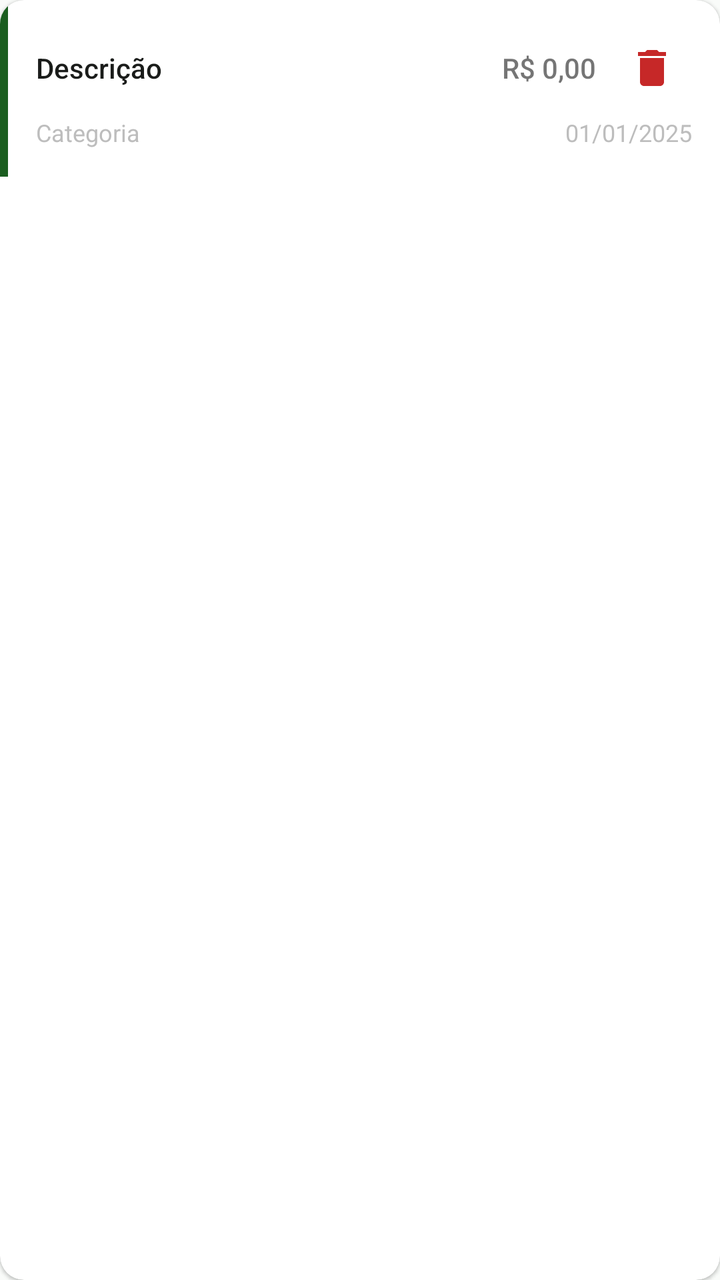
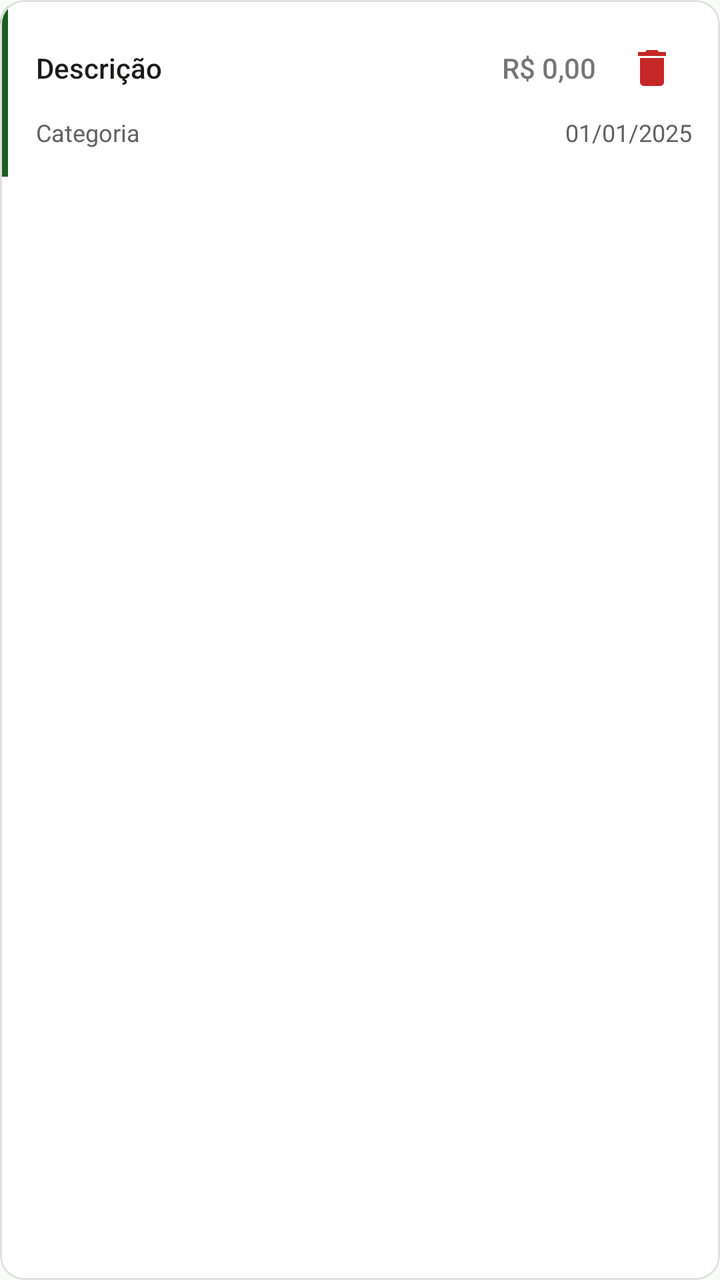

Before-and-after screenshots of an Android layout around one commit, followed by the original layout XML and the change that was made.
<!-- AndroidManifest.xml: application theme Theme.Financeiro -->
<!-- res/layout/item_transacao.xml -->
<?xml version="1.0" encoding="utf-8"?>
<com.google.android.material.card.MaterialCardView
    xmlns:android="http://schemas.android.com/apk/res/android"
    xmlns:app="http://schemas.android.com/apk/res-auto"
    android:layout_width="match_parent"
    android:layout_height="wrap_content"
    android:layout_marginStart="16dp"
    android:layout_marginEnd="16dp"
    android:layout_marginBottom="8dp"
    android:clickable="true"
    android:focusable="true"
    android:foreground="?attr/selectableItemBackground"
    app:cardCornerRadius="12dp"
    app:cardElevation="1dp"
    app:cardBackgroundColor="@color/surface">

    <LinearLayout
        android:layout_width="match_parent"
        android:layout_height="wrap_content"
        android:orientation="horizontal">

        
        <View
            android:id="@+id/view_indicador"
            android:layout_width="4dp"
            android:layout_height="match_parent"
            android:background="@color/primary" />

        
        <LinearLayout
            android:layout_width="0dp"
            android:layout_weight="1"
            android:layout_height="wrap_content"
            android:orientation="vertical"
            android:padding="14dp">

            
            <LinearLayout
                android:layout_width="match_parent"
                android:layout_height="wrap_content"
                android:orientation="horizontal"
                android:gravity="center_vertical"
                android:layout_marginBottom="4dp">

                <TextView
                    android:id="@+id/tv_descricao"
                    android:layout_width="0dp"
                    android:layout_weight="1"
                    android:layout_height="wrap_content"
                    android:text="Descrição"
                    android:textSize="14sp"
                    android:textColor="@color/on_surface"
                    android:fontFamily="sans-serif-medium"
                    android:maxLines="1"
                    android:ellipsize="end" />

                <TextView
                    android:id="@+id/tv_valor"
                    android:layout_width="0dp"
                    android:layout_weight="1"
                    android:layout_height="wrap_content"
                    android:text="R$ 0,00"
                    android:textSize="14sp"
                    android:fontFamily="sans-serif-medium"
                    android:layout_marginStart="8dp"
                    android:gravity="end"
                    android:maxLines="1" />

                <ImageButton
                    android:id="@+id/btn_deletar"
                    android:layout_width="40dp"
                    android:layout_height="40dp"
                    android:layout_marginStart="8dp"
                    android:background="?attr/selectableItemBackgroundBorderless"
                    android:contentDescription="Excluir transacao"
                    android:padding="8dp"
                    android:src="@drawable/ic_delete"
                    app:tint="@color/despesa" />
            </LinearLayout>

            
            <LinearLayout
                android:layout_width="match_parent"
                android:layout_height="wrap_content"
                android:orientation="horizontal"
                android:gravity="center_vertical">

                <TextView
                    android:id="@+id/tv_categoria"
                    android:layout_width="0dp"
                    android:layout_weight="1"
                    android:layout_height="wrap_content"
                    android:text="Categoria"
                    android:textSize="12sp"
                    android:textColor="@color/on_surface_variant"
                    android:maxLines="1"
                    android:ellipsize="end" />

                <TextView
                    android:id="@+id/tv_data"
                    android:layout_width="wrap_content"
                    android:layout_height="wrap_content"
                    android:text="01/01/2025"
                    android:textSize="12sp"
                    android:textColor="@color/on_surface_variant"
                    android:layout_marginStart="8dp" />
            </LinearLayout>

            <TextView
                android:id="@+id/tv_parcelamento"
                android:layout_width="match_parent"
                android:layout_height="wrap_content"
                android:layout_marginTop="6dp"
                android:text="Parcelado: 3x de R$ 0,00"
                android:textSize="12sp"
                android:textColor="@color/on_surface_variant"
                android:maxLines="1"
                android:ellipsize="end"
                android:visibility="gone" />

        </LinearLayout>
    </LinearLayout>
</com.google.android.material.card.MaterialCardView>
<!-- resources referenced by this layout -->
<resources>
  <color name="despesa">#C62828</color>
  <color name="on_surface">#1A1C1A</color>
  <color name="on_surface_variant">#BDBDBD</color>
  <color name="primary">#1B5E20</color>
  <color name="surface">#FFFFFF</color>
  <!-- drawable ic_delete (drawable) -->
  <?xml version="1.0" encoding="utf-8"?>
  <vector xmlns:android="http://schemas.android.com/apk/res/android"
      android:width="24dp"
      android:height="24dp"
      android:viewportWidth="24"
      android:viewportHeight="24"
      android:tint="#9E9E9E">
  
      <path
          android:fillColor="@android:color/white"
          android:pathData="M6,19c0,1.1 0.9,2 2,2h8c1.1,0 2,-0.9 2,-2L18,7L6,7v12zM19,4h-3.5l-1,-1h-5l-1,1L5,4v2h14L19,4z" />
  
  </vector>
  <style name="Theme.Financeiro" parent="Theme.MaterialComponents.DayNight.NoActionBar">
          <item name="colorPrimary">@color/primary</item>
          <item name="colorOnPrimary">@color/on_primary</item>
          <item name="colorPrimaryContainer">@color/primary_container</item>
          <item name="colorOnPrimaryContainer">@color/on_primary_container</item>
          <item name="colorSecondary">@color/secondary</item>
          <item name="colorOnSecondary">@color/on_secondary</item>
          <item name="colorSecondaryContainer">@color/secondary_container</item>
          <item name="colorOnSecondaryContainer">@color/on_secondary_container</item>
          <item name="colorError">@color/error</item>
          <item name="colorOnError">@color/on_error</item>
          <item name="android:colorBackground">@color/background</item>
          <item name="colorOnBackground">@color/on_background</item>
          <item name="colorSurface">@color/surface</item>
          <item name="colorOnSurface">@color/on_surface</item>
          <item name="colorOutline">@color/outline</item>
          <item name="android:statusBarColor">@color/background</item>
          <item name="android:windowLightStatusBar">true</item>
      </style>
  <color name="on_primary">#FFFFFF</color>
  <color name="primary_container">#C8E6C9</color>
  <color name="on_primary_container">#002106</color>
  <color name="secondary">#388E3C</color>
  <color name="on_secondary">#FFFFFF</color>
  <color name="secondary_container">#DCEDC8</color>
  <color name="on_secondary_container">#1B5E20</color>
  <color name="error">#B00020</color>
  <color name="on_error">#FFFFFF</color>
  <color name="background">#F9FBF9</color>
  <color name="on_background">#1A1C1A</color>
  <color name="outline">#E0E0E0</color>
</resources>

<!-- the commit's change to res/layout/item_transacao.xml (unified diff, before → after) -->
@@ -11,8 +11,10 @@
     android:focusable="true"
     android:foreground="?attr/selectableItemBackground"
     app:cardCornerRadius="12dp"
-    app:cardElevation="1dp"
-    app:cardBackgroundColor="@color/surface">
+    app:cardElevation="0dp"
+    app:cardBackgroundColor="@color/surface"
+    app:strokeColor="@color/outline"
+    app:strokeWidth="1dp">
 
     <LinearLayout
         android:layout_width="match_parent"
<!-- resource entries referenced after the edit -->
@@ -2,7 +2,7 @@
 <resources>
   <color name="despesa">#C62828</color>
   <color name="on_surface">#1A1C1A</color>
-  <color name="on_surface_variant">#BDBDBD</color>
+  <color name="on_surface_variant">#616161</color>
   <color name="primary">#1B5E20</color>
   <color name="surface">#FFFFFF</color>
   <!-- drawable ic_delete (drawable) -->
@@ -36,7 +36,9 @@
           <item name="colorOnSurface">@color/on_surface</item>
           <item name="colorOutline">@color/outline</item>
           <item name="android:statusBarColor">@color/background</item>
+          <item name="android:navigationBarColor">@color/background</item>
           <item name="android:windowLightStatusBar">true</item>
+          <item name="android:windowLightNavigationBar">true</item>
       </style>
   <color name="on_primary">#FFFFFF</color>
   <color name="primary_container">#C8E6C9</color>
